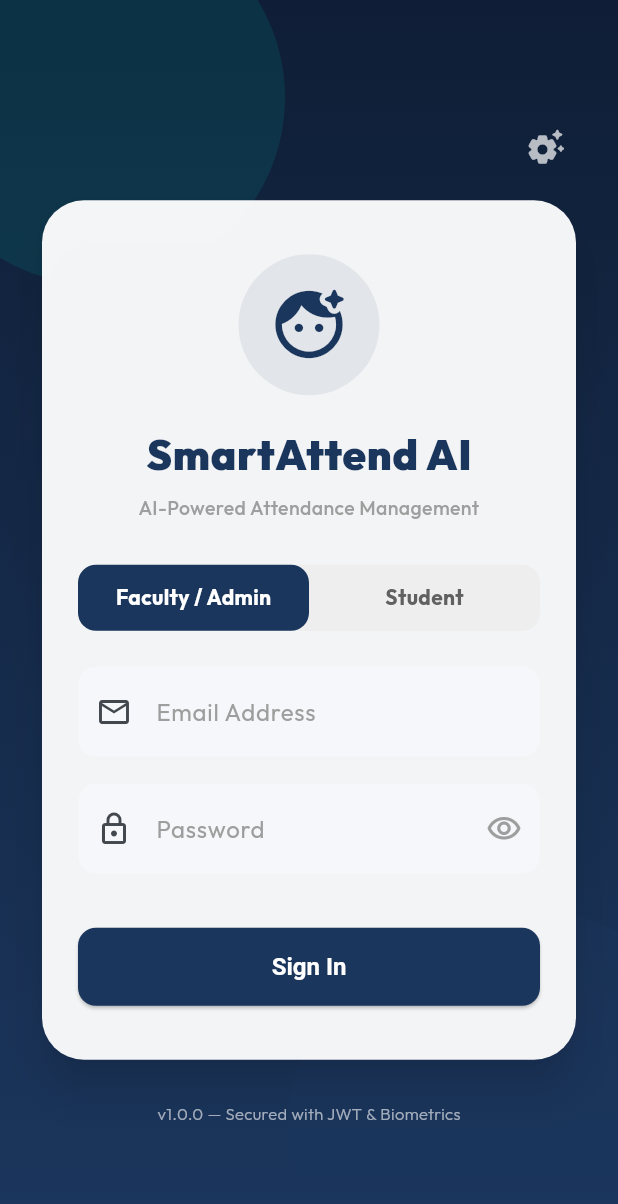
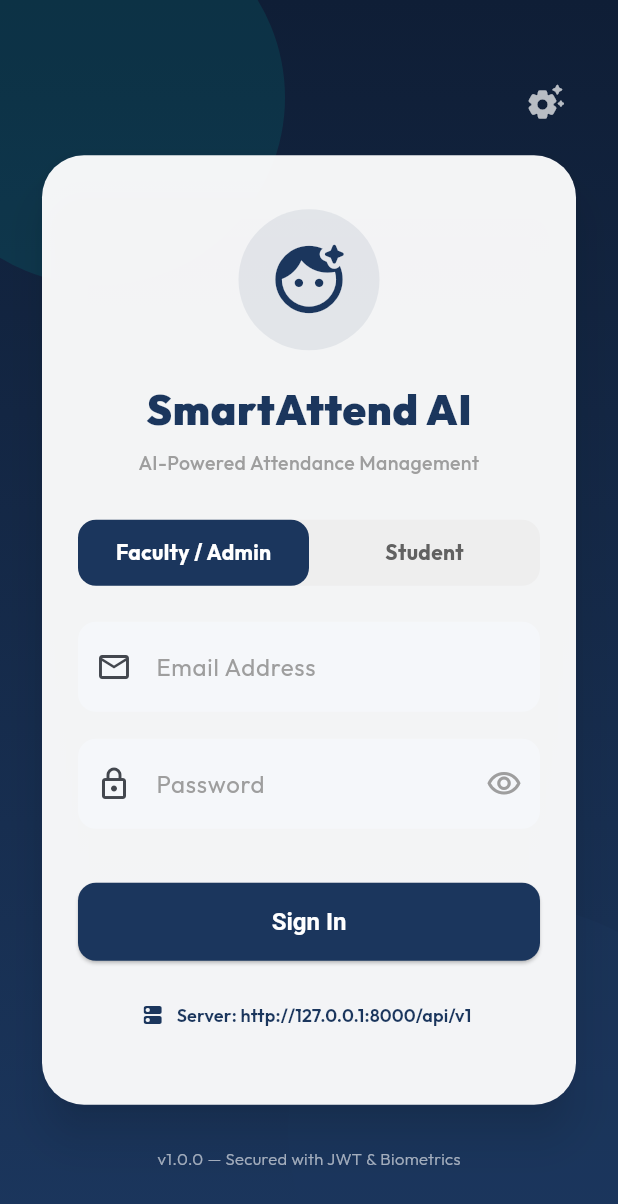
Before and after one commit to niha147/frs, a Flutter app: the screen it shows after launch, on a phone screen of 412 x 824 dp. Shown: the top 1204 px of the screen. Run offline on Flutter 3.47's test engine with Material 3 defaults, Android fonts, the phone set to English and light mode, and no system bars; our stand-ins replace camera, dio, fl_chart, flutter_riverpod, flutter_secure_storage, go_router and 3 more; missing offline and left inert: dart:html.

Commit message:
Add prominent Server URL button directly inside login card

```diff
--- a/mobile/lib/presentation/screens/auth/login_screen.dart
+++ b/mobile/lib/presentation/screens/auth/login_screen.dart
@@ -368,9 +368,28 @@ class _LoginScreenState extends ConsumerState<LoginScreen> {
                                   ),
                                 )
                               else
-                                ElevatedButton(
-                                  onPressed: _submit,
-                                  child: const Text("Sign In"),
+                                Column(
+                                  children: [
+                                    ElevatedButton(
+                                      onPressed: _submit,
+                                      child: const Text("Sign In"),
+                                    ),
+                                    const SizedBox(height: 12),
+                                    TextButton.icon(
+                                      onPressed: _showServerUrlDialog,
+                                      icon: const Icon(Icons.dns_rounded, size: 16, color: Color(0xFF1B365D)),
+                                      label: Text(
+                                        "Server: ${ref.watch(serverUrlProvider)}",
+                                        style: const TextStyle(
+                                          fontSize: 12,
+                                          color: Color(0xFF1B365D),
+                                          fontWeight: FontWeight.w600,
+                                          decoration: TextUnderlineStyle.solid,
+                                        ),
+                                        overflow: TextOverflow.ellipsis,
+                                      ),
+                                    ),
+                                  ],
                                 ),
                             ],
                           ),
```
